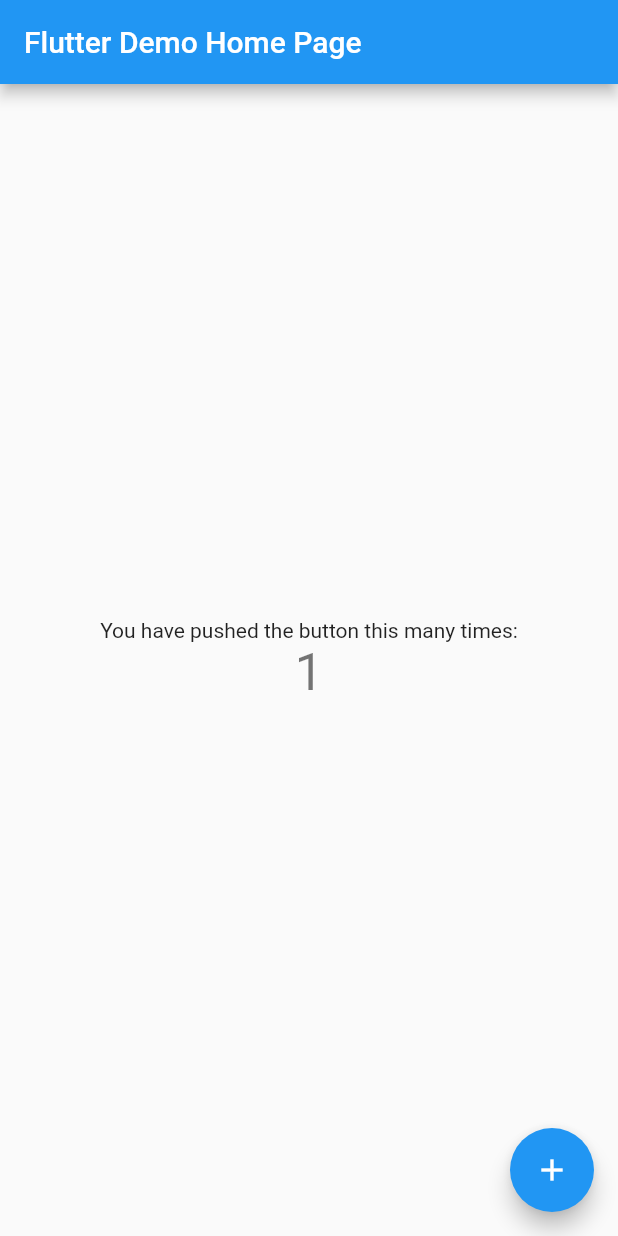
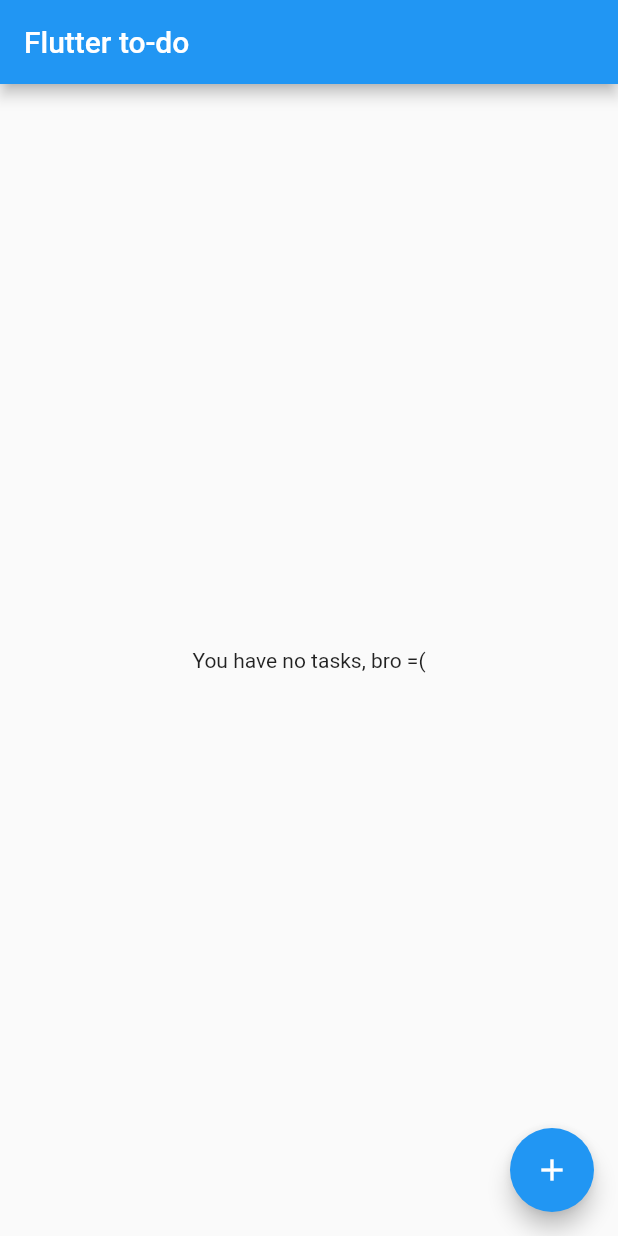
Before and after one commit to sorokinDev/flutter_todo, a Flutter app: the screen it shows after launch, after a tap on the "add" icon, on a phone screen of 412 x 824 dp. Run offline on Flutter 3.47's test engine with Material 2 defaults, Android fonts, the phone set to English and light mode, and no system bars.

```diff
--- a/lib/main.dart
+++ b/lib/main.dart
@@ -3,24 +3,14 @@ import 'package:flutter/material.dart';
 void main() => runApp(MyApp());
 
 class MyApp extends StatelessWidget {
-  // This widget is the root of your application.
   @override
   Widget build(BuildContext context) {
     return MaterialApp(
       title: 'Flutter Demo',
       theme: ThemeData(
-        // This is the theme of your application.
-        //
-        // Try running your application with "flutter run". You'll see the
-        // application has a blue toolbar. Then, without quitting the app, try
-        // changing the primarySwatch below to Colors.green and then invoke
-        // "hot reload" (press "r" in the console where you ran "flutter run",
-        // or simply save your changes to "hot reload" in a Flutter IDE).
-        // Notice that the counter didn't reset back to zero; the application
-        // is not restarted.
         primarySwatch: Colors.blue,
       ),
-      home: MyHomePage(title: 'Flutter Demo Home Page'),
+      home: MyHomePage(title: 'Flutter to-do'),
     );
   }
 }
@@ -28,84 +18,30 @@ class MyApp extends StatelessWidget {
 class MyHomePage extends StatefulWidget {
   MyHomePage({Key key, this.title}) : super(key: key);
 
-  // This widget is the home page of your application. It is stateful, meaning
-  // that it has a State object (defined below) that contains fields that affect
-  // how it looks.
-
-  // This class is the configuration for the state. It holds the values (in this
-  // case the title) provided by the parent (in this case the App widget) and
-  // used by the build method of the State. Fields in a Widget subclass are
-  // always marked "final".
-
   final String title;
 
   @override
   _MyHomePageState createState() => _MyHomePageState();
 }
 
+
 class _MyHomePageState extends State<MyHomePage> {
-  int _counter = 0;
-
-  void _incrementCounter() {
-    setState(() {
-      // This call to setState tells the Flutter framework that something has
-      // changed in this State, which causes it to rerun the build method below
-      // so that the display can reflect the updated values. If we changed
-      // _counter without calling setState(), then the build method would not be
-      // called again, and so nothing would appear to happen.
-      _counter++;
-    });
-  }
 
   @override
   Widget build(BuildContext context) {
-    // This method is rerun every time setState is called, for instance as done
-    // by the _incrementCounter method above.
-    //
-    // The Flutter framework has been optimized to make rerunning build methods
-    // fast, so that you can just rebuild anything that needs updating rather
-    // than having to individually change instances of widgets.
     return Scaffold(
       appBar: AppBar(
-        // Here we take the value from the MyHomePage object that was created by
-        // the App.build method, and use it to set our appbar title.
         title: Text(widget.title),
       ),
       body: Center(
-        // Center is a layout widget. It takes a single child and positions it
-        // in the middle of the parent.
         child: Column(
-          // Column is also layout widget. It takes a list of children and
-          // arranges them vertically. By default, it sizes itself to fit its
-          // children horizontally, and tries to be as tall as its parent.
-          //
-          // Invoke "debug painting" (press "p" in the console, choose the
-          // "Toggle Debug Paint" action from the Flutter Inspector in Android
-          // Studio, or the "Toggle Debug Paint" command in Visual Studio Code)
-          // to see the wireframe for each widget.
-          //
-          // Column has various properties to control how it sizes itself and
-          // how it positions its children. Here we use mainAxisAlignment to
-          // center the children vertically; the main axis here is the vertical
-          // axis because Columns are vertical (the cross axis would be
-          // horizontal).
           mainAxisAlignment: MainAxisAlignment.center,
           children: <Widget>[
-            Text(
-              'You have pushed the button this many times:',
-            ),
-            Text(
-              '$_counter',
-              style: Theme.of(context).textTheme.display1,
-            ),
+            Text('You have no tasks, bro =(', ),
           ],
         ),
       ),
-      floatingActionButton: FloatingActionButton(
-        onPressed: _incrementCounter,
-        tooltip: 'Increment',
-        child: Icon(Icons.add),
-      ), // This trailing comma makes auto-formatting nicer for build methods.
+      floatingActionButton: FloatingActionButton(child: Icon(Icons.add), onPressed: () {},)
     );
   }
 }
--- a/pubspec.yaml
+++ b/pubspec.yaml
@@ -24,9 +24,15 @@ dependencies:
   # Use with the CupertinoIcons class for iOS style icons.
   cupertino_icons: ^0.1.2
 
+  built_value: ^6.4.0
+  built_collection: ^4.2.0
+
 dev_dependencies:
   flutter_test:
     sdk: flutter
+
+  build_runner:
+  built_value_generator: ^6.4.0
 
 
 # For information on the generic Dart part of this file, see the
```
Also changed, not shown: pubspec.lock.
